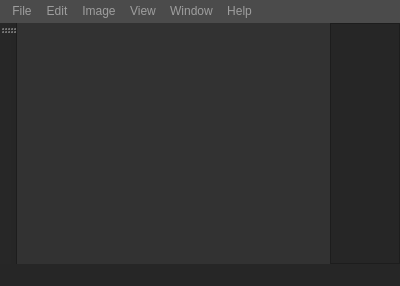
Before: the Qt Designer form src/mainwindow.ui in eyeon/Fixture, drawn with Qt 5.
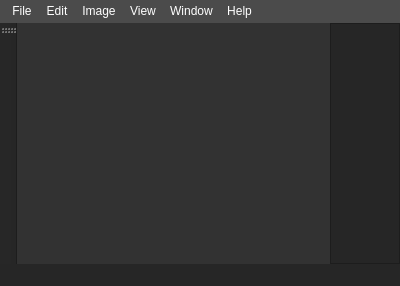
After: the same form once the commit is applied. Custom widgets are drawn as their Qt base class.

The edit to the form file:
```diff
--- a/src/mainwindow.ui
+++ b/src/mainwindow.ui
@@ -75,12 +75,12 @@
      <x>0</x>
      <y>0</y>
      <width>400</width>
-     <height>23</height>
+     <height>24</height>
     </rect>
    </property>
    <property name="styleSheet">
     <string notr="true">background-color: rgb(75, 75, 75);
-color: rgb(158, 158, 158);
+color: rgb(255, 255, 255);
 padding: 2px; </string>
    </property>
    <widget class="QMenu" name="menuFile">
```
